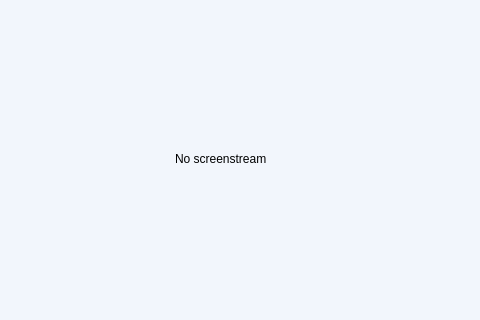
Above: screendisplayer.ui from hdkhang6803/PC_Remote_Control before the change; both pictures show x 210 to 690 and y 106 to 426 of the 903 by 573 pixel window. Below: the same form after it.
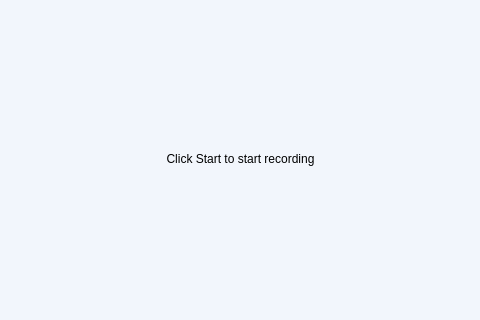
That is the form after the change.

Commit message: table -> tree, remove padding,...

```diff
--- a/screendisplayer.ui
+++ b/screendisplayer.ui
@@ -28,17 +28,19 @@
    </property>
    <property name="styleSheet">
     <string notr="true">border: 2px solid;
-padding-left: 370px;
 font: 500 9pt &quot;UTM Avo&quot;;
 
 </string>
    </property>
    <property name="text">
-    <string>No screenstream</string>
+    <string>Click Start to start recording</string>
    </property>
    <property name="textFormat">
     <enum>Qt::RichText</enum>
    </property>
+   <property name="alignment">
+    <set>Qt::AlignCenter</set>
+   </property>
   </widget>
   <widget class="QPushButton" name="startButton">
    <property name="geometry">
```
The commit also changes 3 other files.
